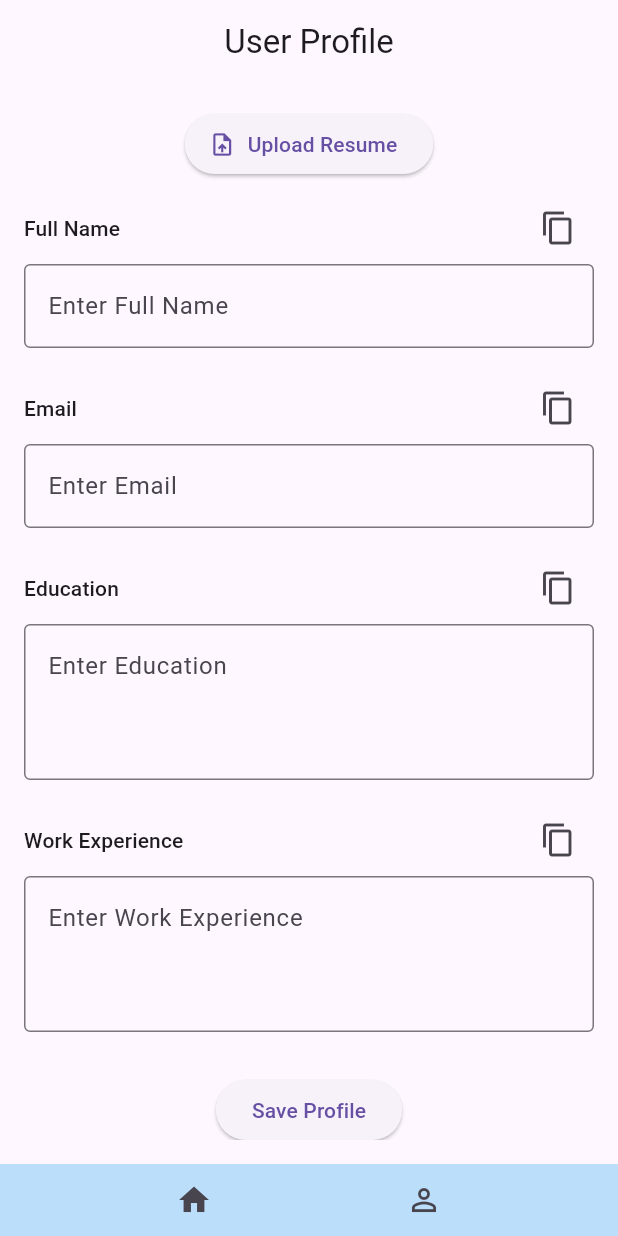
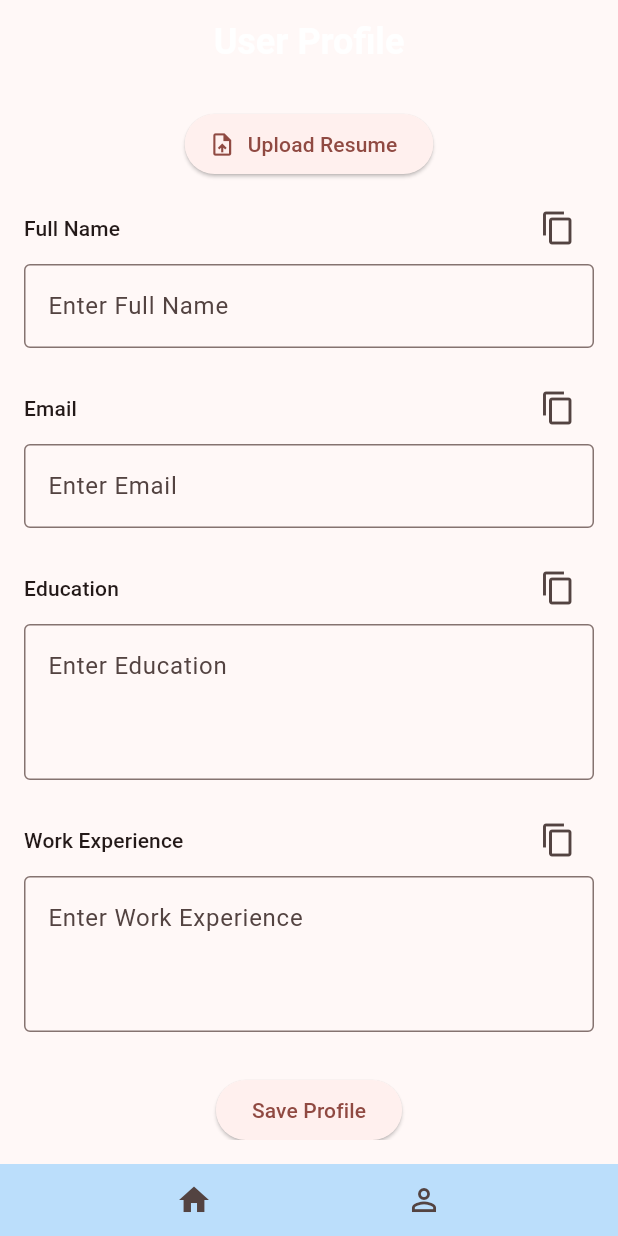
Before and after one commit to agamairi/job-swipe, a Flutter app: the screen it shows after launch, after a tap on the "person outline" icon, on a phone screen of 412 x 824 dp. Run offline on Flutter 3.47's test engine with Material 3 defaults, Android fonts, the phone set to English and light mode, and no system bars; our stand-ins replace file_picker, sqflite; missing offline and left inert: doc_text, flutter_pdf_text, google_mlkit_entity_extraction, syncfusion_flutter_pdf; accounts and stored records are empty; network calls fail.

Commit message:
adding theme to main

```diff
--- a/lib/main.dart
+++ b/lib/main.dart
@@ -1,5 +1,6 @@
 import 'package:flutter/material.dart';
 import 'package:job_swipe/screens/home_screen.dart';
+import 'package:job_swipe/theme/app_theme.dart';
 
 void main() {
   runApp(const MyApp());
@@ -9,6 +10,6 @@ class MyApp extends StatelessWidget {
   const MyApp({super.key});
   @override
   Widget build(BuildContext context) {
-    return MaterialApp(home: const HomeScreen());
+    return MaterialApp(home: const HomeScreen(), theme: buildAppTheme(context));
   }
 }
```
